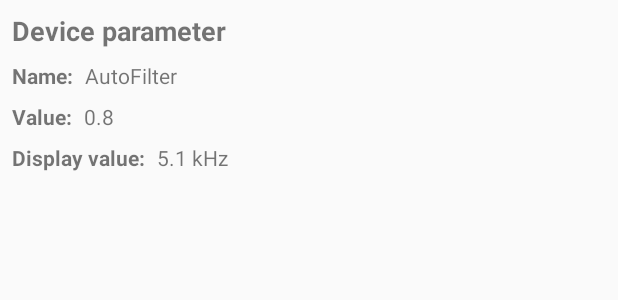
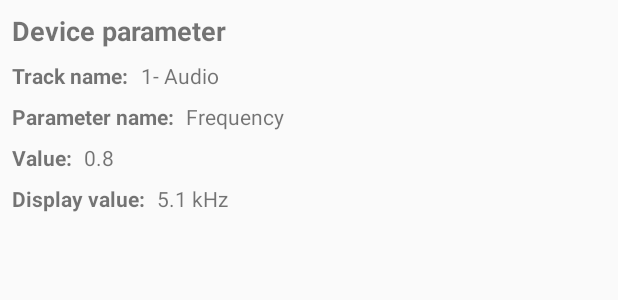
Before and after one commit to ArthurVimond/oscleton-android-sdk, an Android app: the layout activity_receiver.xml on its own in the app's theme, with its tools: preview values and no code run, on a phone screen of 412 x 824 dp. Shown: the top 300 px of the screen. Run offline under Robolectric (Android 15) with nearby library versions, the phone set to English and light mode, and no system bars.

Commit message:
feat(sample): add trackName UI on ReceiverActivity

```diff
--- a/sample/src/main/java/fr/arthurvimond/oscletonsdk/sample/receiver/ReceiverViewModel.kt
+++ b/sample/src/main/java/fr/arthurvimond/oscletonsdk/sample/receiver/ReceiverViewModel.kt
@@ -21,9 +21,14 @@ class ReceiverViewModel : ViewModel() {
 
     // Public properties
 
+    val trackName: LiveData<String> = LiveDataReactiveStreams.fromPublisher<String>(
+            reactiveReceiver.deviceParameter
+                    .map { it.trackName }
+                    .toFlowable(BackpressureStrategy.LATEST))
+
     val deviceParameterName: LiveData<String> = LiveDataReactiveStreams.fromPublisher<String>(
             reactiveReceiver.deviceParameter
-                    .map { it.deviceName }
+                    .map { it.paramName }
                     .toFlowable(BackpressureStrategy.LATEST))
 
     val deviceParameterValue: LiveData<String> = LiveDataReactiveStreams.fromPublisher<String>(
--- a/sample/src/main/res/layout/activity_receiver.xml
+++ b/sample/src/main/res/layout/activity_receiver.xml
@@ -33,16 +33,40 @@
                 app:layout_constraintTop_toTopOf="parent" />
 
             <TextView
+                android:id="@+id/trackNameTitleTextView"
+                android:layout_width="0dp"
+                android:layout_height="wrap_content"
+                android:layout_marginStart="8dp"
+                android:layout_marginTop="8dp"
+                android:text="@string/trackName_title"
+                android:textSize="@dimen/text_body1"
+                android:textStyle="bold"
+                app:layout_constraintStart_toStartOf="parent"
+                app:layout_constraintTop_toBottomOf="@+id/deviceParameterTitleTextView" />
+
+            <TextView
+                android:id="@+id/trackNameValueTextView"
+                android:layout_width="0dp"
+                android:layout_height="wrap_content"
+                android:layout_marginStart="8dp"
+                android:layout_marginTop="8dp"
+                android:text="@{viewModel.trackName}"
+                android:textSize="@dimen/text_body1"
+                app:layout_constraintBaseline_toBaselineOf="@+id/trackNameTitleTextView"
+                app:layout_constraintStart_toEndOf="@+id/trackNameTitleTextView"
+                tools:text="1- Audio" />
+
+            <TextView
                 android:id="@+id/deviceParameterNameTitleTextView"
                 android:layout_width="0dp"
                 android:layout_height="wrap_content"
                 android:layout_marginStart="8dp"
                 android:layout_marginTop="8dp"
-                android:text="@string/name_title"
+                android:text="@string/parameterName_title"
                 android:textSize="@dimen/text_body1"
                 android:textStyle="bold"
                 app:layout_constraintStart_toStartOf="parent"
-                app:layout_constraintTop_toBottomOf="@+id/deviceParameterTitleTextView" />
+                app:layout_constraintTop_toBottomOf="@+id/trackNameTitleTextView" />
 
             <TextView
                 android:id="@+id/deviceParameterNameValueTextView"
@@ -54,7 +78,7 @@
                 android:textSize="@dimen/text_body1"
                 app:layout_constraintBaseline_toBaselineOf="@+id/deviceParameterNameTitleTextView"
                 app:layout_constraintStart_toEndOf="@+id/deviceParameterNameTitleTextView"
-                tools:text="AutoFilter" />
+                tools:text="Frequency" />
 
             <TextView
                 android:id="@+id/deviceParameterValueTitleTextView"
--- a/sample/src/main/res/values/strings.xml
+++ b/sample/src/main/res/values/strings.xml
@@ -14,7 +14,8 @@
 
     <!-- Receiver -->
     <string name="deviceParameter">Device parameter</string>
-    <string name="name_title">Name:</string>
+    <string name="trackName_title">Track name:</string>
+    <string name="parameterName_title">Parameter name:</string>
     <string name="value_title">Value:</string>
     <string name="display_value_title">Display value:</string>
 
```
